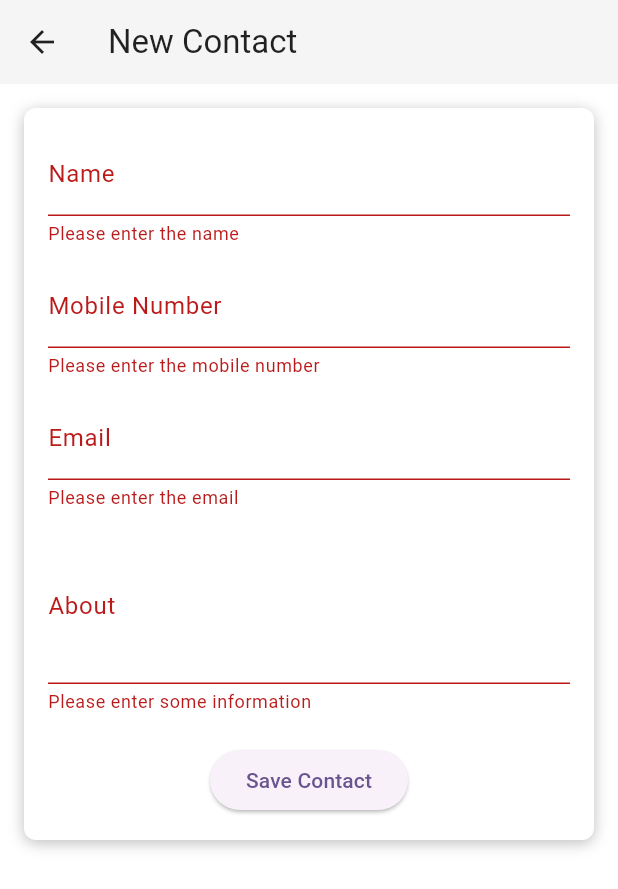
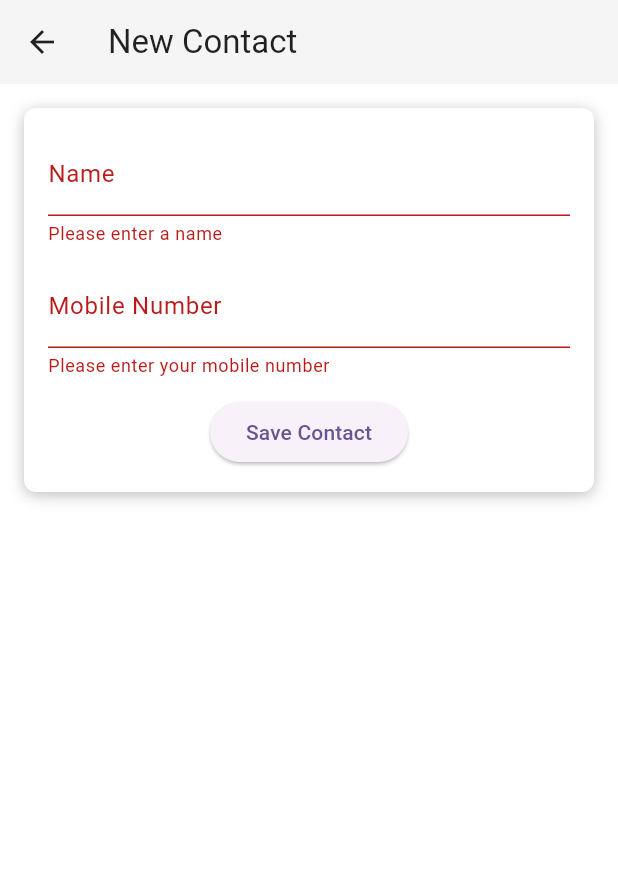
Before and after one commit to SenuraKoshala/Chat-Mobile-Application, a Flutter app: the NewContactPage screen opened directly, after a tap on "Save Contact", on a phone screen of 412 x 824 dp. Shown: the top 889 px of the screen. Run offline on Flutter 3.47's test engine with Material 3 defaults, Android fonts, the phone set to English and light mode, and no system bars; our stand-ins replace cloud_firestore, firebase_auth, firebase_core; accounts and stored records are empty.

Commit message:
Save contacts for the login user is created

```diff
--- a/whisper/lib/pages/new_contact_page.dart
+++ b/whisper/lib/pages/new_contact_page.dart
@@ -1,3 +1,5 @@
+import 'package:cloud_firestore/cloud_firestore.dart';
+import 'package:firebase_auth/firebase_auth.dart';
 import 'package:flutter/material.dart';
 
 class NewContactPage extends StatefulWidget {
@@ -11,8 +13,50 @@ class _NewContactPageState extends State<NewContactPage> {
   final _formKey = GlobalKey<FormState>();
   final TextEditingController _nameController = TextEditingController();
   final TextEditingController _mobileController = TextEditingController();
-  final TextEditingController _emailController = TextEditingController();
-  final TextEditingController _aboutController = TextEditingController();
+
+  final FirebaseFirestore _firestore = FirebaseFirestore.instance;
+  final FirebaseAuth _auth = FirebaseAuth.instance;
+
+  // Function to add contact to Firestore
+  Future<void> _saveContact() async {
+    if (!_formKey.currentState!.validate()) return;
+
+    try {
+      // Get the current user
+      final user = _auth.currentUser;
+      if (user == null) {
+        ScaffoldMessenger.of(context).showSnackBar(
+          const SnackBar(content: Text('User not logged in')),
+        );
+        return;
+      }
+
+      // Prepare the contact data
+      final contactData = {
+        'name': _nameController.text,
+        'mobile': _mobileController.text,
+        'created_at': FieldValue.serverTimestamp(),
+      };
+
+      // Save to Firestore under the user's contacts subcollection
+      await _firestore
+          .collection('users')
+          .doc(user.uid) // Use the logged-in user's ID
+          .collection('contacts')
+          .add(contactData);
+
+      ScaffoldMessenger.of(context).showSnackBar(
+        const SnackBar(content: Text('Contact saved successfully')),
+      );
+
+      // Clear the form or navigate back
+      Navigator.pop(context);
+    } catch (e) {
+      ScaffoldMessenger.of(context).showSnackBar(
+        SnackBar(content: Text('Error saving contact: $e')),
+      );
+    }
+  }
 
   @override
   Widget build(BuildContext context) {
@@ -61,7 +105,11 @@ class _NewContactPageState extends State<NewContactPage> {
                       ),
                       validator: (value) {
                         if (value == null || value.isEmpty) {
-                          return 'Please enter the name';
+                          return 'Please enter a name';
+                        }
+
+                        if (value.length < 3) {
+                          return 'Name must have atleast 3 characters';
                         }
                         return null;
                       },
@@ -78,56 +126,22 @@ class _NewContactPageState extends State<NewContactPage> {
                       keyboardType: TextInputType.phone,
                       validator: (value) {
                         if (value == null || value.isEmpty) {
-                          return 'Please enter the mobile number';
+                          return 'Please enter your mobile number';
+                        }
+                        if (value.length != 10) {
+                          return "Please enter a valid phone number";
                         }
                         return null;
                       },
                     ),
                     const SizedBox(height: 12),
 
-                    // Email Field
-                    TextFormField(
-                      controller: _emailController,
-                      decoration: const InputDecoration(
-                        labelText: 'Email',
-                        hintText: 'Enter email',
-                      ),
-                      keyboardType: TextInputType.emailAddress,
-                      validator: (value) {
-                        if (value == null || value.isEmpty) {
-                          return 'Please enter the email';
-                        }
-                        return null;
-                      },
-                    ),
-                    const SizedBox(height: 12),
-
-                    // About Field
-                    TextFormField(
-                      controller: _aboutController,
-                      decoration: const InputDecoration(
-                        labelText: 'About',
-                        hintText: 'Enter a short description about the contact',
-                      ),
-                      maxLines: 3,
-                      validator: (value) {
-                        if (value == null || value.isEmpty) {
-                          return 'Please enter some information';
-                        }
-                        return null;
-                      },
-                    ),
-                    const SizedBox(height: 20),
-
                     // Save Button
                     ElevatedButton(
                       onPressed: () {
                         if (_formKey.currentState!.validate()) {
                           // Handle form submission
-                          print('Name: ${_nameController.text}');
-                          print('Mobile: ${_mobileController.text}');
-                          print('Email: ${_emailController.text}');
-                          print('About: ${_aboutController.text}');
+                          _saveContact();
                           // Go back to the previous screen
                           Navigator.pop(context);
                         }
```
